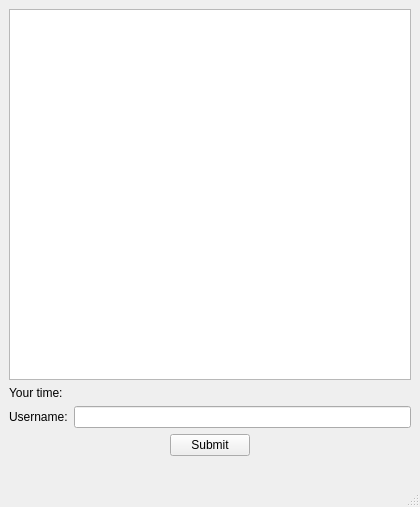
Before: the Qt Designer form leaderboard.ui in pavolmarak/minesweeper, drawn with Qt 5.
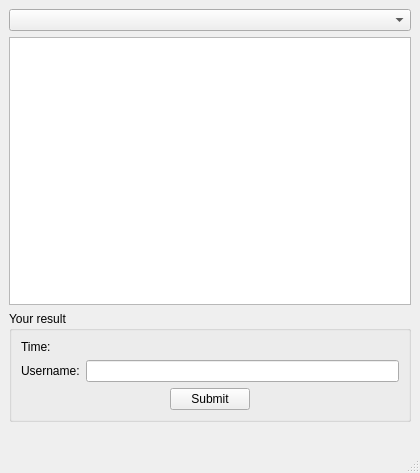
After: the same form once the commit is applied.

Commit message: Small changes in the leaderboard and added a button to open the leaderboard whenever a user wishes to.

What changed in the file:
```diff
--- a/leaderboard.ui
+++ b/leaderboard.ui
@@ -7,7 +7,7 @@
     <x>0</x>
     <y>0</y>
     <width>420</width>
-    <height>507</height>
+    <height>473</height>
    </rect>
   </property>
   <property name="sizePolicy">
@@ -32,6 +32,9 @@
    <layout class="QVBoxLayout" name="verticalLayout">
     <item>
      <layout class="QVBoxLayout" name="verticalLayout_2">
+      <item>
+       <widget class="QComboBox" name="leaderboard_selection_combobox"/>
+      </item>
       <item>
        <widget class="QTableWidget" name="leader_table">
         <property name="sizePolicy">
@@ -73,11 +76,17 @@
        </widget>
       </item>
       <item>
+       <widget class="QGroupBox" name="leaderboard_result_box">
+        <property name="title">
+         <string>Your result</string>
+        </property>
+        <layout class="QVBoxLayout" name="verticalLayout_3">
+         <item>
        <layout class="QHBoxLayout" name="horizontalLayout_3">
         <item>
          <widget class="QLabel" name="your_time_label">
           <property name="text">
-           <string>Your time:</string>
+              <string>Time:</string>
           </property>
          </widget>
         </item>
@@ -153,6 +162,9 @@
          </spacer>
         </item>
        </layout>
+         </item>
+        </layout>
+       </widget>
       </item>
       <item>
        <spacer name="verticalSpacer">
```
Lines whose indentation alone changed are shown as unchanged. The commit also changes 9 other files.
